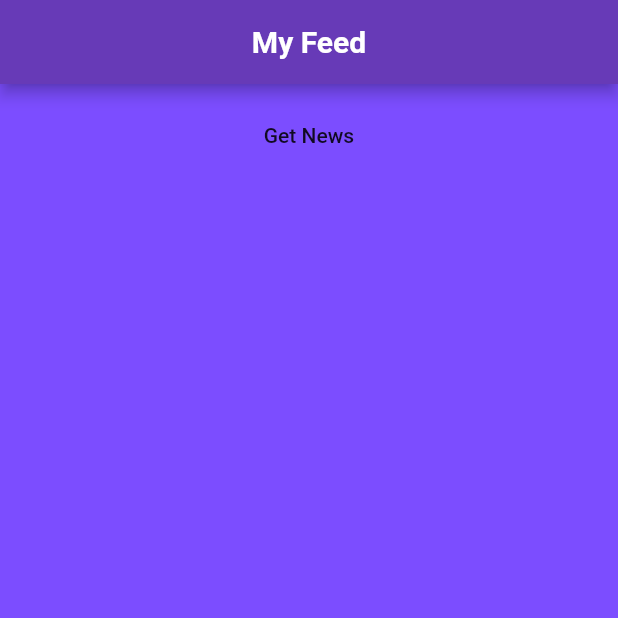
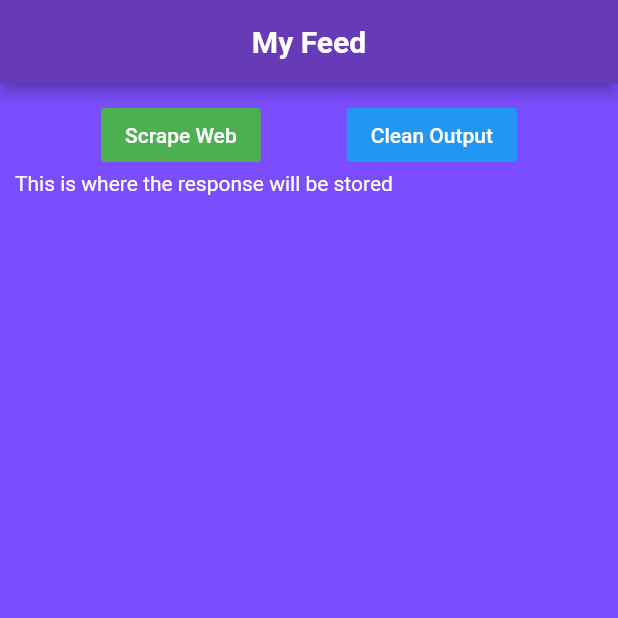
Before and after one commit to msoham123/ProtectApp, a Flutter app: the feedScreen screen opened directly, on a phone screen of 412 x 824 dp, the top half of it. Run offline on Flutter 3.47's test engine with Material 2 defaults, Android fonts, the phone set to English and light mode, and no system bars; our stand-ins replace bottom_navy_bar, curved_navigation_bar, device_preview, page_transition; missing offline and left inert: newsapi_client.

Commit message:
Web Scraper

```diff
--- a/lib/screens/feedScreen.dart
+++ b/lib/screens/feedScreen.dart
@@ -1,7 +1,8 @@
+import 'package:flutter/cupertino.dart';
 import 'package:flutter/material.dart';
-import 'package:protect/components/newsApi.dart';
-
+import 'package:protect/data/webScraper.dart' as scraper;
 import 'firstScreen.dart';
+import 'package:http/http.dart';
 
 
 class feedScreen extends StatefulWidget {
@@ -11,8 +12,7 @@ class feedScreen extends StatefulWidget {
 
 class _feedScreenState extends State<feedScreen>{
   final TextEditingController _searchControl = new TextEditingController();
-
-
+  String response = "This is where the response will be stored";
 
   @override
   Widget build(BuildContext context) {
@@ -33,13 +33,32 @@ class _feedScreenState extends State<feedScreen>{
                 children: <Widget>[
                   SizedBox(height: 10.0),
 
-                  FlatButton(
-                    child: Text("Get News"),
-                    onPressed: (){
-                      News data = new News();
-                      data.displayNews();
-                    },
-                  )
+                  Row(
+                    mainAxisAlignment: MainAxisAlignment.spaceEvenly,
+                    children: <Widget>[
+                      FlatButton(
+                        color: Colors.green,
+                        child: Text("Scrape Web", style: TextStyle(color: Colors.white),),
+                        onPressed: () async {
+                          response = await scraper.initiate(Client());
+                          setState(() {
+                            response = response;
+                          });
+                        },
+                      ),
+                      FlatButton(
+                        color: Colors.blue,
+                        child: Text("Clean Output", style: TextStyle(color: Colors.white),),
+                        onPressed: () {
+                          setState(() {
+                            response = "";
+                          });
+                        },
+                      ),
+                    ],
+                  ),
+
+                  Text(response, style: TextStyle(color: Colors.white),),
 
                 ],
               ),
--- a/pubspec.yaml
+++ b/pubspec.yaml
@@ -26,6 +26,8 @@ dependencies:
   page_transition: ^1.1.4
   curved_navigation_bar:
   newsapi_client:
+  html:
+  http:
 
 
 dev_dependencies:
```
Also changed, not shown: lib/data/webScraper.dart (added, +32 -0 lines), lib/data/newsApi.dart (renamed from lib/components/newsApi.dart), lib/screens/loginScreen.dart (line endings or trailing spaces), pubspec.lock.
